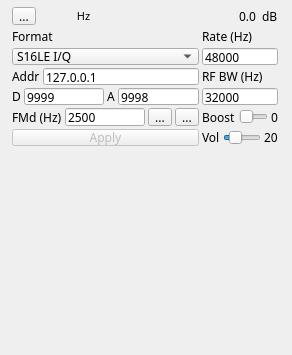
This is plugins/channelrx/udpsrc/udpsrcgui.ui in f4exb/sdrangel as Qt 5 draws it before an edit. The edited form follows.
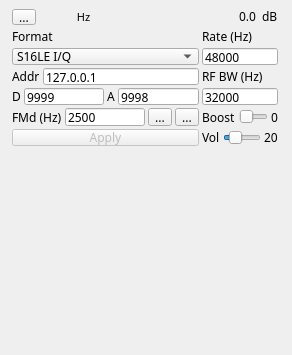
This is the edited form. Icons and pictures are not drawn. Custom widgets are drawn as their Qt base class.

```diff
--- a/plugins/channelrx/udpsrc/udpsrcgui.ui
+++ b/plugins/channelrx/udpsrc/udpsrcgui.ui
@@ -168,6 +168,9 @@
     </item>
     <item row="0" column="0">
      <layout class="QHBoxLayout" name="DeltaFrequencyLayout">
+      <property name="topMargin">
+       <number>2</number>
+      </property>
       <item>
        <widget class="QToolButton" name="deltaMinus">
         <property name="toolTip">
@@ -206,7 +209,7 @@
         </property>
         <property name="font">
          <font>
-          <family>Monospace</family>
+          <family>DejaVu Sans Mono</family>
           <pointsize>12</pointsize>
          </font>
         </property>
```
Left out of the diff: 24 changed lines with no effect on the pictures.
